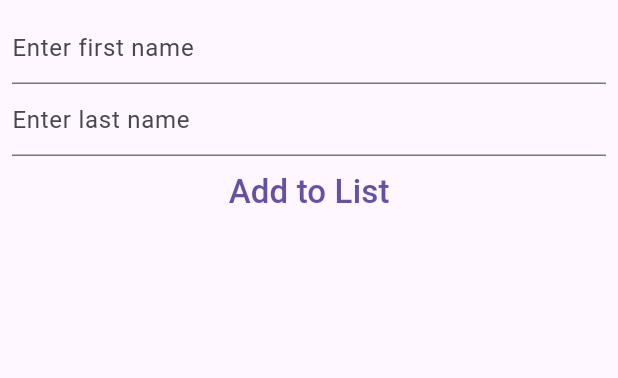
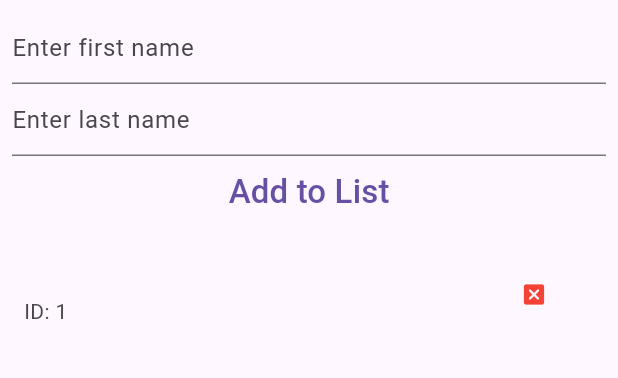
Before and after one commit to omirfarhan/CRUD-App, a Flutter app: the screen it shows after launch, after a tap on "Add to List", on a phone screen of 412 x 824 dp, the part 84-462 px from its top. Run offline on Flutter 3.47's test engine with Material 3 defaults, Android fonts, the phone set to English and light mode, and no system bars; our stand-ins replace sqflite; accounts and stored records are empty.

Commit message:
delete data from database

```diff
--- a/lib/main.dart
+++ b/lib/main.dart
@@ -15,6 +15,8 @@ class Person implements Comparable {
     required this.lastname,
   });
 
+  String get fullname => '$firstname $lastname';
+
   Person.fromRow(Map<String, Object?> map)
     : id = map['ID'] as int,
       firstname = map['FIRST_NAME'] as String,
@@ -24,15 +26,12 @@ class Person implements Comparable {
   @override
   int compareTo(covariant Person other) => other.id.compareTo(id);
 
-  //অবজেক্ট equality চেক করার সময় শুধু id ব্যবহার হবে, অন্য ফিল্ড নয়
   @override
   bool operator ==(covariant Person other) => id == other.id;
 
-  //যখন অবজেক্টকে Set বা Map এ ব্যবহার করা হবে, তখন id দিয়ে hash তৈরি হবে
   @override
   int get hashCode => id.hashCode;
 
-  //দরকার: debugging বা লগ করার সময় সহজে বোঝা যাবে অবজেক্টে কী আছে
   @override
   String toString() =>
       'Person, ID=$id, firstname = $firstname, lastname = $lastname';
@@ -63,6 +62,52 @@ class PersonDb {
       return people;
     } catch (e) {
       return [];
+    }
+  }
+
+  Future<bool> insert(String firstname, String lastname) async {
+    final db = _db;
+    if (db == null) {
+      return false;
+    }
+    try {
+      final id = await db.insert('PEOPLE', {
+        'FIRST_NAME': firstname,
+        'LAST_NAME': lastname,
+      });
+
+      final person = Person(id: id, firstname: firstname, lastname: lastname);
+
+      _persons.add(person);
+      _streamcontorller.add(_persons);
+      return true;
+    } catch (e) {
+      return false;
+    }
+  }
+
+  Future<bool> delete(Person person) async {
+    final db = _db;
+    if (db == null) {
+      return false;
+    }
+
+    try {
+      final deleteCount = await db.delete(
+        'PEOPLE',
+        where: ' ID= ? ',
+        whereArgs: [person.id],
+      );
+
+      if (deleteCount == 1) {
+        _persons.remove(person);
+        _streamcontorller.add(_persons);
+        return true;
+      } else {
+        return false;
+      }
+    } catch (e) {
+      return false;
     }
   }
 
@@ -151,12 +196,32 @@ class _HomePageState extends State<HomePage> {
               final people = snapshot.data as List<Person>;
               return Column(
                 children: [
-                  ComposeWidget(),
+                  ComposeWidget(
+                    onCompose: (String firstname, String lastname) async {
+                      await _cloudStorage.insert(firstname, lastname);
+                    },
+                  ),
                   Expanded(
                     child: ListView.builder(
                       itemCount: people.length,
                       itemBuilder: (context, index) {
-                        return const Text('Hello');
+                        final person = people[index];
+                        return ListTile(
+                          title: Text(person.fullname),
+                          subtitle: Text('ID: ${person.id}'),
+                          trailing: TextButton(
+                            onPressed: () async {
+                              final dialoges = await showDeleteDialoge(context);
+                              if (dialoges) {
+                                await _cloudStorage.delete(person);
+                              }
+                            },
+                            child: const Icon(
+                              Icons.disabled_by_default_rounded,
+                              color: Colors.red,
+                            ),
+                          ),
+                        );
                       },
                     ),
                   ),
@@ -174,8 +239,11 @@ class _HomePageState extends State<HomePage> {
   }
 }
 
+typedef OnCompose = void Function(String firstname, String lastname);
+
 class ComposeWidget extends StatefulWidget {
-  const ComposeWidget({super.key});
+  final OnCompose onCompose;
+  const ComposeWidget({super.key, required this.onCompose});
 
   @override
   State<ComposeWidget> createState() => _ComposeWidgetState();
@@ -216,13 +284,51 @@ class _ComposeWidgetState extends State<ComposeWidget> {
           ),
 
           TextButton(
-            onPressed: () {},
+            onPressed: () {
+              final firstname = _firstnameController.text;
+              final lastname = _lastnameController.text;
+              widget.onCompose(firstname, lastname);
+              _firstnameController.text = '';
+              _lastnameController.text = '';
+            },
             child: const Text('Add to List', style: TextStyle(fontSize: 22)),
           ),
         ],
       ),
     );
   }
+}
+
+Future<bool> showDeleteDialoge(BuildContext context) {
+  return showDialog(
+    context: context,
+    builder: (context) {
+      return AlertDialog(
+        content: Text('Are you sure you want to delete this item?'),
+        actions: [
+          TextButton(
+            onPressed: () {
+              Navigator.of(context).pop(false);
+            },
+            child: const Text('No'),
+          ),
+
+          TextButton(
+            onPressed: () {
+              Navigator.of(context).pop(true);
+            },
+            child: const Text('Delete'),
+          ),
+        ],
+      );
+    },
+  ).then((value) {
+    if (value is bool) {
+      return value;
+    } else {
+      return false;
+    }
+  });
 }
 
 void main() {
```
